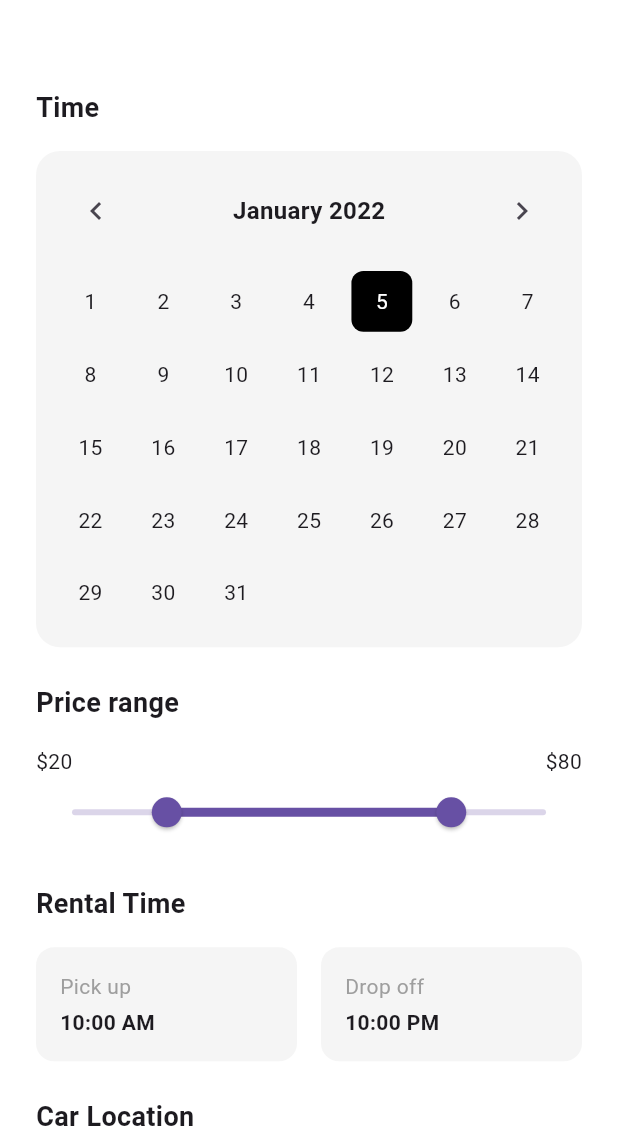
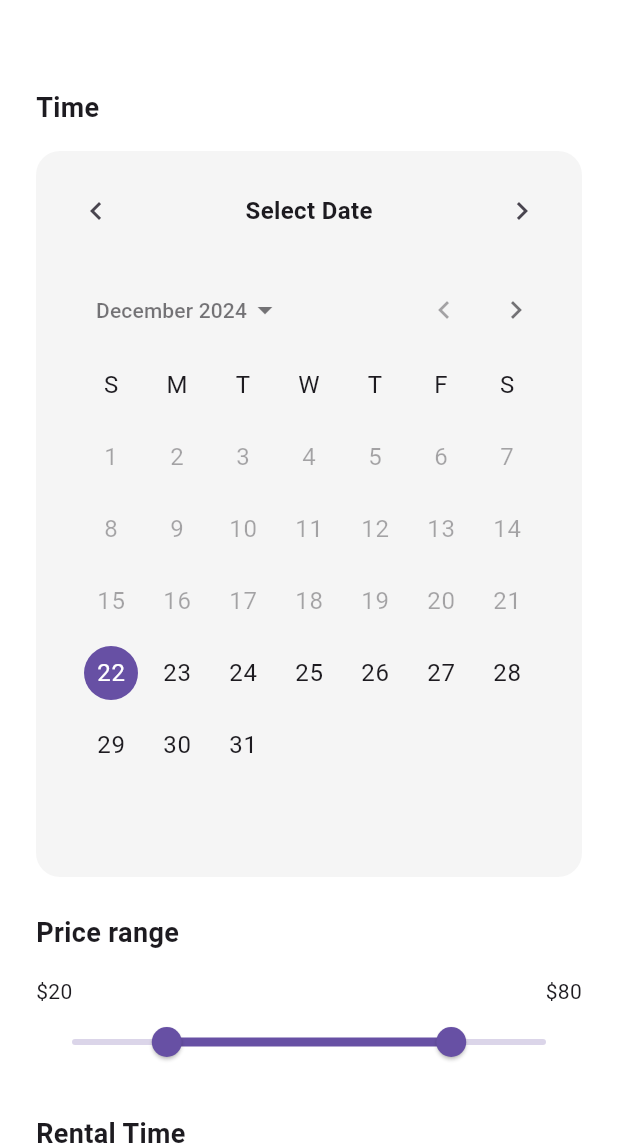
Before and after one commit to hamzazeryouh/flutter_application_2, a Flutter app: the FilterScreen screen opened by its route, on a phone screen of 412 x 824 dp, the part 92-1236 px from its top. Run offline on Flutter 3.47's test engine with Material 3 defaults, Android fonts, the phone set to English and light mode, and no system bars.

Commit message:
add improve date time

```diff
--- a/lib/widgets/filter/date_picker.dart
+++ b/lib/widgets/filter/date_picker.dart
@@ -1,10 +1,14 @@
 import 'package:flutter/material.dart';
+import 'package:provider/provider.dart';
+import 'package:car_rental/models/filter_state.dart';
 
 class DatePicker extends StatelessWidget {
   const DatePicker({super.key});
 
   @override
   Widget build(BuildContext context) {
+    return Consumer<FilterState>(
+      builder: (context, filterState, child) {
         return Container(
           padding: const EdgeInsets.all(16),
           decoration: BoxDecoration(
@@ -20,9 +24,9 @@ class DatePicker extends StatelessWidget {
                     icon: const Icon(Icons.chevron_left),
                     onPressed: () {},
                   ),
-              const Text(
-                'January 2022',
-                style: TextStyle(
+                  Text(
+                    filterState.selectedDate?.toString().split(' ')[0] ?? 'Select Date',
+                    style: const TextStyle(
                       fontSize: 16,
                       fontWeight: FontWeight.bold,
                     ),
@@ -34,34 +38,18 @@ class DatePicker extends StatelessWidget {
                 ],
               ),
               const SizedBox(height: 16),
-          GridView.builder(
-            shrinkWrap: true,
-            physics: const NeverScrollableScrollPhysics(),
-            gridDelegate: const SliverGridDelegateWithFixedCrossAxisCount(
-              crossAxisCount: 7,
-              mainAxisSpacing: 8,
-              crossAxisSpacing: 8,
-            ),
-            itemCount: 31,
-            itemBuilder: (context, index) {
-              return Container(
-                decoration: BoxDecoration(
-                  color: index == 4 ? Colors.black : null,
-                  borderRadius: BorderRadius.circular(8),
-                ),
-                child: Center(
-                  child: Text(
-                    '${index + 1}',
-                    style: TextStyle(
-                      color: index == 4 ? Colors.white : null,
-                    ),
-                  ),
-                ),
-              );
+              CalendarDatePicker(
+                initialDate: filterState.selectedDate ?? DateTime.now(),
+                firstDate: DateTime.now(),
+                lastDate: DateTime.now().add(const Duration(days: 365)),
+                onDateChanged: (DateTime date) {
+                  filterState.updateDate(date);
                 },
               ),
             ],
           ),
         );
+      },
+    );
   }
 }
--- a/lib/widgets/filter/rental_time_selector.dart
+++ b/lib/widgets/filter/rental_time_selector.dart
@@ -1,60 +1,90 @@
 import 'package:flutter/material.dart';
+import 'package:provider/provider.dart';
+import 'package:car_rental/models/filter_state.dart';
 
 class RentalTimeSelector extends StatelessWidget {
   const RentalTimeSelector({super.key});
 
+  Future<void> _selectTime(BuildContext context, bool isPickup) async {
+    final filterState = Provider.of<FilterState>(context, listen: false);
+    final TimeOfDay initialTime = isPickup ? filterState.pickupTime : filterState.dropoffTime;
+
+    final TimeOfDay? picked = await showTimePicker(
+      context: context,
+      initialTime: initialTime,
+    );
+
+    if (picked != null) {
+      if (isPickup) {
+        filterState.updatePickupTime(picked);
+      } else {
+        filterState.updateDropoffTime(picked);
+      }
+    }
+  }
+
   @override
   Widget build(BuildContext context) {
+    return Consumer<FilterState>(
+      builder: (context, filterState, child) {
         return Row(
           children: [
             Expanded(
+              child: GestureDetector(
+                onTap: () => _selectTime(context, true),
                 child: Container(
                   padding: const EdgeInsets.all(16),
                   decoration: BoxDecoration(
                     color: Colors.grey[100],
                     borderRadius: BorderRadius.circular(12),
                   ),
-            child: const Column(
+                  child: Column(
                     crossAxisAlignment: CrossAxisAlignment.start,
                     children: [
-                Text(
+                      const Text(
                         'Pick up',
                         style: TextStyle(color: Colors.grey),
                       ),
-                SizedBox(height: 4),
+                      const SizedBox(height: 4),
                       Text(
-                  '10:00 AM',
-                  style: TextStyle(fontWeight: FontWeight.bold),
+                        filterState.pickupTime.format(context),
+                        style: const TextStyle(fontWeight: FontWeight.bold),
                       ),
                     ],
                   ),
                 ),
               ),
+            ),
             const SizedBox(width: 16),
             Expanded(
+              child: GestureDetector(
+                onTap: () => _selectTime(context, false),
                 child: Container(
                   padding: const EdgeInsets.all(16),
                   decoration: BoxDecoration(
                     color: Colors.grey[100],
                     borderRadius: BorderRadius.circular(12),
                   ),
-            child: const Column(
+                  child: Column(
                     crossAxisAlignment: CrossAxisAlignment.start,
                     children: [
-                Text(
+                      const Text(
                         'Drop off',
                         style: TextStyle(color: Colors.grey),
                       ),
-                SizedBox(height: 4),
+                      const SizedBox(height: 4),
                       Text(
-                  '10:00 PM',
-                  style: TextStyle(fontWeight: FontWeight.bold),
+                        filterState.dropoffTime.format(context),
+                        style: const TextStyle(fontWeight: FontWeight.bold),
                       ),
                     ],
                   ),
                 ),
               ),
+            ),
           ],
+        );
+      },
     );
   }
 }
--- a/pubspec.yaml
+++ b/pubspec.yaml
@@ -10,6 +10,8 @@ dependencies:
   flutter:
     sdk: flutter
   cupertino_icons: ^1.0.2
+  provider: ^6.0.5
+  http: ^1.1.0
 
 dev_dependencies:
   flutter_test:
```
Also changed, not shown: lib/main.dart (+8 -1 lines), lib/models/filter_state.dart (added, +86 -0 lines), pubspec.lock. Lines whose indentation alone changed are shown as unchanged.
